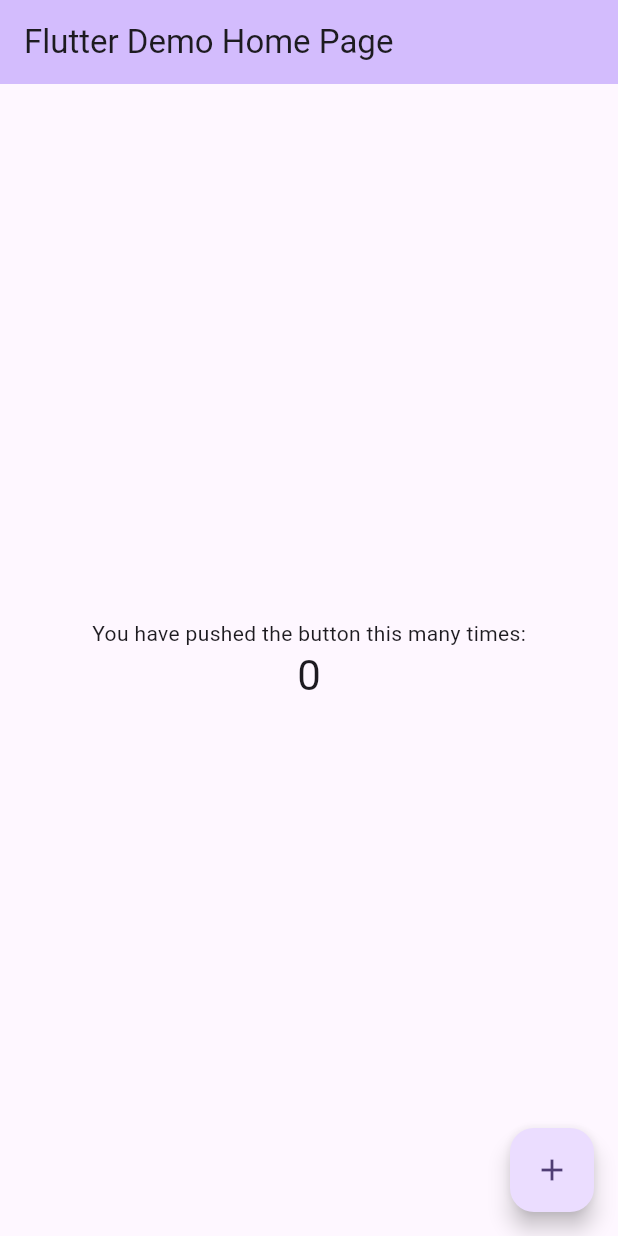
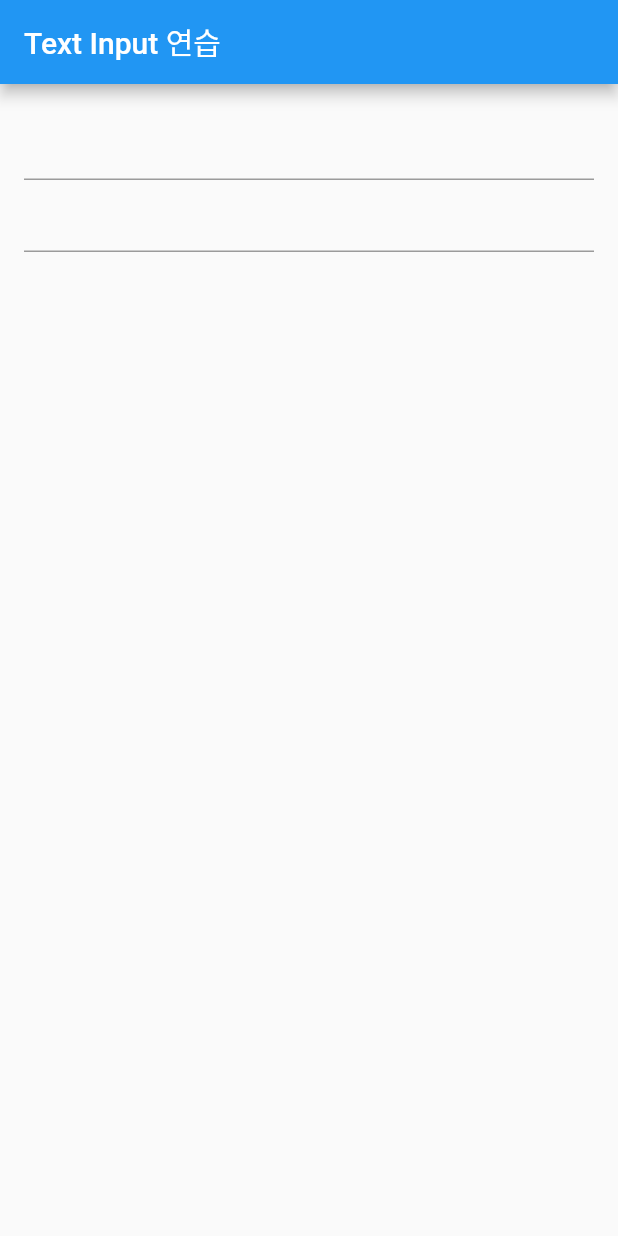
Before and after one commit to gitsuhyun/Flutter-Practice, a Flutter app: the screen it shows after launch, on a phone screen of 412 x 824 dp. Run offline on Flutter 3.47's test engine with Material 2 defaults, Android fonts, the phone set to English and light mode, and no system bars.

Commit message:
Feat: 입력값 출력하기

```diff
--- a/lib/main.dart
+++ b/lib/main.dart
@@ -1,78 +1,69 @@
 import 'package:flutter/material.dart';
 
-void main() {
-  runApp(const MyApp());
-}
+void main() => runApp(MyApp());
 
 class MyApp extends StatelessWidget {
-  const MyApp({super.key});
 
   // This widget is the root of your application.
   @override
   Widget build(BuildContext context) {
     return MaterialApp(
-      title: 'Flutter Demo',
-      theme: ThemeData(
-
-        colorScheme: ColorScheme.fromSeed(seedColor: Colors.deepPurple),
-        useMaterial3: true,
-      ),
-      home: const MyHomePage(title: 'Flutter Demo Home Page'),
+      title: 'Retrieve Text Input',
+      home: MyCustomForm(),
     );
   }
 }
 
-class MyHomePage extends StatefulWidget {
-  const MyHomePage({super.key, required this.title});
-
-
-
-  final String title;
+class MyCustomForm extends StatefulWidget {
 
   @override
-  State<MyHomePage> createState() => _MyHomePageState();
+ _MyCustomFormState createState() => _MyCustomFormState();
+
 }
 
-class _MyHomePageState extends State<MyHomePage> {
-  int _counter = 0;
+class _MyCustomFormState extends State<MyCustomForm> {
+  //TextField의 현잿값을 얻는 데 필요
+  final myController = TextEditingController();
 
-  void _incrementCounter() {
-    setState(() {
+  @override
+  void initState(){
+    super.initState();
 
-      _counter++;
-    });
+    //addListener로 상태를 모니터링할 수 있음
+    myController.addListener(_printLatestValue);
   }
 
   @override
-  Widget build(BuildContext context) {
+  void dispose(){
+    //화면이 종료될 때는 반드시 위젯 트리에서 컨트롤러를 해제해야 함
+    myController.dispose();
+    super.dispose();
+  }
 
+  _printLatestValue(){
+    //컨트롤러의 text 프로퍼티로 연결된 TextField에 입력된 값을 얻음
+    print("두 번째 text field: ${myController.text}");
+  }
+
+  @override
+  Widget build(BuildContext context){
     return Scaffold(
       appBar: AppBar(
-
-        backgroundColor: Theme.of(context).colorScheme.inversePrimary,
-
-        title: Text(widget.title),
+        title: Text('Text Input 연습'),
       ),
-      body: Center(
-
-        child: Column(
-
-          mainAxisAlignment: MainAxisAlignment.center,
-          children: <Widget>[
-            const Text(
-              'You have pushed the button this many times:',
-            ),
-            Text(
-              '$_counter',
-              style: Theme.of(context).textTheme.headlineMedium,
-            ),
-          ],
-        ),
+      body: Padding(padding: const EdgeInsets.all(16.0),
+      child: Column(
+children: <Widget>[
+  TextField(
+    onChanged: (text) { //텍스트 변경 감지 이벤트
+      print("첫 번째 text field: $text");
+    },
+  ),
+  TextField(
+    controller: myController, //컨트롤러 지정
       ),
-      floatingActionButton: FloatingActionButton(
-        onPressed: _incrementCounter,
-        tooltip: 'Increment',
-        child: const Icon(Icons.add),
+      ],
+      ),
       ),
     );
   }
```
Also changed, not shown: 1 other file.
